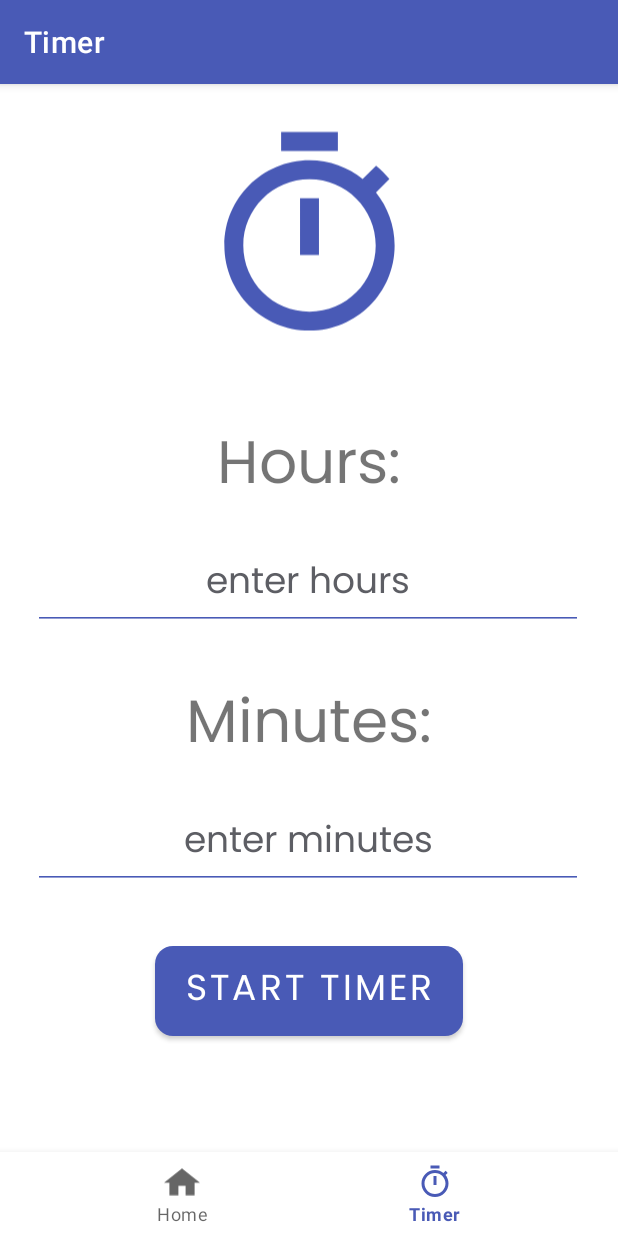
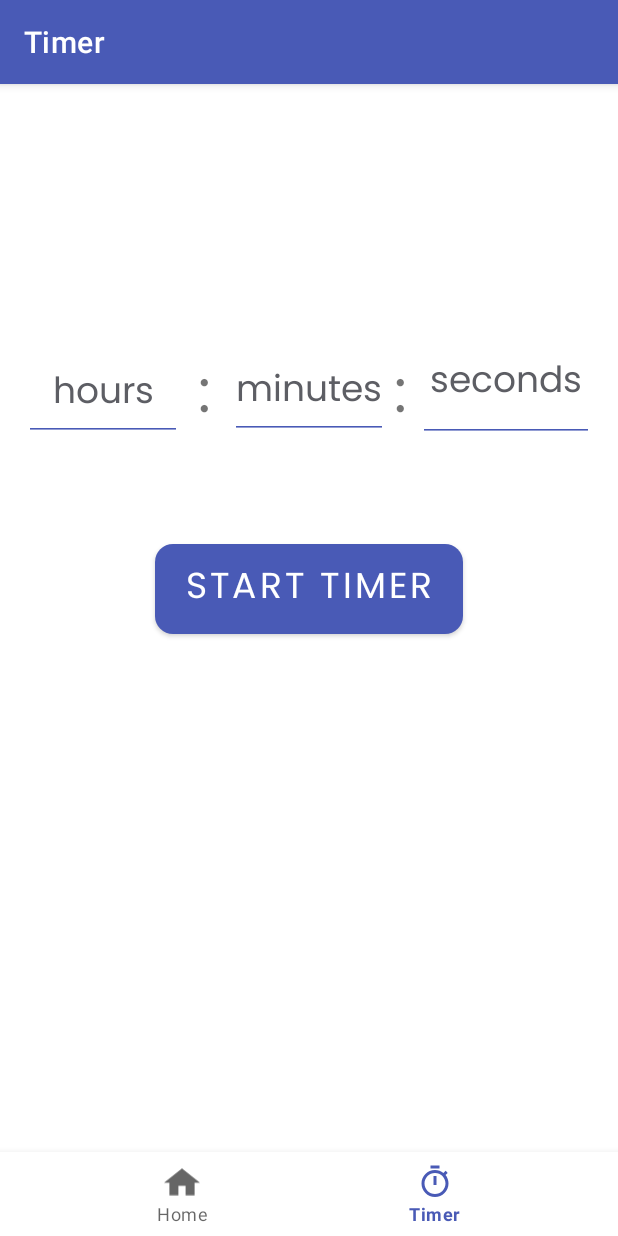
Before and after one commit to aklambert/Wellness-Journal, an Android app: the TimerFragment screen opened through its navigation route, on a phone screen of 412 x 824 dp. Run offline under Robolectric (Android 15) with nearby library versions, the phone set to English and light mode, and no system bars; our stand-ins replace navigation-ui.

Commit message:
#11, UI update for timer, and listener for starting and stopping the timer

```diff
--- a/app/src/main/java/com/example/wellnessjournal/ui/welcome/WelcomeFragment.kt
+++ b/app/src/main/java/com/example/wellnessjournal/ui/welcome/WelcomeFragment.kt
@@ -51,7 +51,7 @@ class WelcomeFragment : Fragment() {
 
         /* Listen for when the user clicks the BEGIN button on the welcome screen, and take note so that the welcome screen
          does not show again */
-        val btnBegin = root.findViewById<Button>(R.id.btn_begin) as Button
+        val btnBegin = root.findViewById<Button>(R.id.btn_start_timer) as Button
         btnBegin.setOnClickListener {
 
             // Set shared preference setting to prevent welcome screen from appearing again
--- a/app/src/main/res/layout/fragment_timer.xml
+++ b/app/src/main/res/layout/fragment_timer.xml
@@ -7,58 +7,80 @@
     xmlns:tools="http://schemas.android.com/tools">
 
     <androidx.constraintlayout.widget.ConstraintLayout
-    android:layout_width="match_parent"
-    android:layout_height="match_parent"
-    tools:context=".ui.timer.TimerFragment">
+        android:layout_width="match_parent"
+        android:layout_height="match_parent"
+        tools:context=".ui.timer.TimerFragment">
 
-        <ImageView
-            android:id="@+id/imageView"
-            android:layout_width="151dp"
-            android:layout_height="180dp"
-            android:contentDescription="@string/timer_icon"
-            android:src="@drawable/timer_navigation_icon"
+        <EditText
+            android:id="@+id/input_seconds"
+            style="@style/style_header3"
+            android:layout_width="117dp"
+            android:layout_height="77dp"
+            android:autofillHints=""
+            android:backgroundTint="@color/primary_color"
+            android:ems="10"
+            android:gravity="center"
+            android:hint="@string/enter_seconds"
+            android:inputType="number"
+            android:textColorHint="@color/material_dynamic_neutral40"
+            android:textCursorDrawable="@null"
+            app:layout_constraintBottom_toBottomOf="parent"
+            app:layout_constraintEnd_toEndOf="parent"
+            app:layout_constraintHorizontal_bias="0.945"
+            app:layout_constraintStart_toStartOf="parent"
+            app:layout_constraintTop_toTopOf="parent"
+            app:layout_constraintVertical_bias="0.45" />
+
+        <TextView
+            android:id="@+id/colon2"
+            style="@style/style_header1"
+            android:layout_width="11dp"
+            android:layout_height="63dp"
+            android:text="@string/colon"
+            app:layout_constraintBottom_toBottomOf="parent"
+            app:layout_constraintEnd_toStartOf="@+id/input_seconds"
+            app:layout_constraintHorizontal_bias="0.466"
+            app:layout_constraintStart_toEndOf="@+id/input_minutes"
+            app:layout_constraintTop_toTopOf="parent"
+            app:layout_constraintVertical_bias="0.471" />
+
+        <EditText
+            android:id="@+id/input_minutes"
+            style="@style/style_header3"
+            android:layout_width="105dp"
+            android:layout_height="62dp"
+            android:autofillHints=""
+            android:backgroundTint="@color/primary_color"
+            android:ems="10"
+            android:gravity="center"
+            android:hint="@string/enter_minutes"
+            android:inputType="number"
+            android:textColorHint="@color/material_dynamic_neutral40"
+            android:textCursorDrawable="@null"
             app:layout_constraintBottom_toBottomOf="parent"
             app:layout_constraintEnd_toEndOf="parent"
             app:layout_constraintStart_toStartOf="parent"
             app:layout_constraintTop_toTopOf="parent"
-            app:layout_constraintVertical_bias="0.022" />
+            app:layout_constraintVertical_bias="0.466" />
 
         <TextView
-            android:id="@+id/label_hours"
+            android:id="@+id/colon1"
             style="@style/style_header1"
-            android:layout_width="197dp"
-            android:layout_height="64dp"
-            android:layout_marginTop="32dp"
-            android:gravity="center"
-            android:text="@string/hours"
+            android:layout_width="11dp"
+            android:layout_height="63dp"
+            android:text="@string/colon"
             app:layout_constraintBottom_toBottomOf="parent"
-            app:layout_constraintEnd_toEndOf="parent"
-            app:layout_constraintStart_toStartOf="parent"
-            app:layout_constraintTop_toBottomOf="@+id/imageView"
-            app:layout_constraintVertical_bias="0.0"
-            tools:ignore="TextSizeCheck" />
-
-        <TextView
-            android:id="@+id/label_minutes"
-            style="@style/style_header1"
-            android:layout_width="197dp"
-            android:layout_height="64dp"
-            android:layout_marginTop="32dp"
-            android:gravity="center"
-            android:text="@string/minutes"
-            app:layout_constraintBottom_toBottomOf="parent"
-            app:layout_constraintEnd_toEndOf="parent"
-            app:layout_constraintStart_toStartOf="parent"
-            app:layout_constraintTop_toBottomOf="@+id/input_hours"
-            app:layout_constraintVertical_bias="0.0"
-            tools:ignore="TextSizeCheck" />
+            app:layout_constraintEnd_toStartOf="@+id/input_minutes"
+            app:layout_constraintHorizontal_bias="0.523"
+            app:layout_constraintStart_toEndOf="@+id/input_hours"
+            app:layout_constraintTop_toTopOf="parent"
+            app:layout_constraintVertical_bias="0.471" />
 
         <EditText
             android:id="@+id/input_hours"
             style="@style/style_header3"
-            android:layout_width="wrap_content"
-            android:layout_height="wrap_content"
-            android:layout_marginTop="16dp"
+            android:layout_width="105dp"
+            android:layout_height="62dp"
             android:autofillHints=""
             android:backgroundTint="@color/primary_color"
             android:ems="10"
@@ -69,46 +91,25 @@
             android:textCursorDrawable="@null"
             app:layout_constraintBottom_toBottomOf="parent"
             app:layout_constraintEnd_toEndOf="parent"
-            app:layout_constraintHorizontal_bias="0.49"
+            app:layout_constraintHorizontal_bias="0.052"
             app:layout_constraintStart_toStartOf="parent"
-            app:layout_constraintTop_toBottomOf="@+id/label_hours"
-            app:layout_constraintVertical_bias="0.0" />
-
-        <EditText
-            android:id="@+id/input_minutes"
-            style="@style/style_header3"
-            android:layout_width="wrap_content"
-            android:layout_height="wrap_content"
-            android:layout_marginTop="16dp"
-            android:autofillHints=""
-            android:backgroundTint="@color/primary_color"
-            android:ems="10"
-            android:gravity="center"
-            android:hint="@string/enter_minutes"
-            android:inputType="number"
-            android:textColorHint="@color/material_dynamic_neutral40"
-            android:textCursorDrawable="@null"
-            app:layout_constraintBottom_toBottomOf="parent"
-            app:layout_constraintEnd_toEndOf="parent"
-            app:layout_constraintHorizontal_bias="0.49"
-            app:layout_constraintStart_toStartOf="parent"
-            app:layout_constraintTop_toBottomOf="@+id/label_minutes"
-            app:layout_constraintVertical_bias="0.0" />
+            app:layout_constraintTop_toTopOf="parent"
+            app:layout_constraintVertical_bias="0.47" />
 
         <Button
-            android:id="@+id/btn_begin"
+            android:id="@+id/btn_timer"
             style="@style/btn_primary"
             android:layout_width="205dp"
             android:layout_height="@dimen/button_height"
-            android:layout_marginTop="32dp"
-            android:layout_marginBottom="48dp"
+            android:layout_marginTop="64dp"
+            android:layout_marginBottom="64dp"
             android:text="@string/start_timer"
             app:layout_constraintBottom_toBottomOf="parent"
             app:layout_constraintEnd_toEndOf="parent"
             app:layout_constraintStart_toStartOf="parent"
             app:layout_constraintTop_toBottomOf="@+id/input_minutes"
-            app:layout_constraintVertical_bias="0.0"
             tools:ignore="TextSizeCheck" />
+
 
     </androidx.constraintlayout.widget.ConstraintLayout>
 </ScrollView>
--- a/app/src/main/res/layout/fragment_welcome.xml
+++ b/app/src/main/res/layout/fragment_welcome.xml
@@ -44,7 +44,7 @@
         app:layout_constraintVertical_bias="1.0" />
 
     <Button
-        android:id="@+id/btn_begin"
+        android:id="@+id/btn_start_timer"
         style="@style/btn_secondary"
         android:layout_width="139dp"
         android:layout_height="72dp"
--- a/app/src/main/res/values/colors.xml
+++ b/app/src/main/res/values/colors.xml
@@ -13,4 +13,5 @@
     <color name="extra_light_teal">#B2CFCD</color>
     <color name="mint_green">#A3EBB1</color>
     <color name="medium_green">#18A558</color>
+    <color name="danger">#CA112C</color>
 </resources>
--- a/app/src/main/res/values/strings.xml
+++ b/app/src/main/res/values/strings.xml
@@ -11,7 +11,10 @@
     <string name="timer_icon">Timer icon</string>
     <string name="hours">Hours:</string>
     <string name="minutes">Minutes:</string>
-    <string name="enter_hours">enter hours</string>
-    <string name="enter_minutes">enter minutes</string>
+    <string name="enter_hours">hours</string>
+    <string name="enter_minutes">minutes</string>
     <string name="start_timer">Start Timer</string>
+    <string name="stop_timer">STOP TIMER</string>
+    <string name="colon">:</string>
+    <string name="enter_seconds">seconds</string>
 </resources>
```
Also changed, not shown: app/src/main/java/com/example/wellnessjournal/ui/timer/TimerFragment.kt (+78 -0 lines), app/src/main/res/values/styles.xml (+12 -5 lines).
